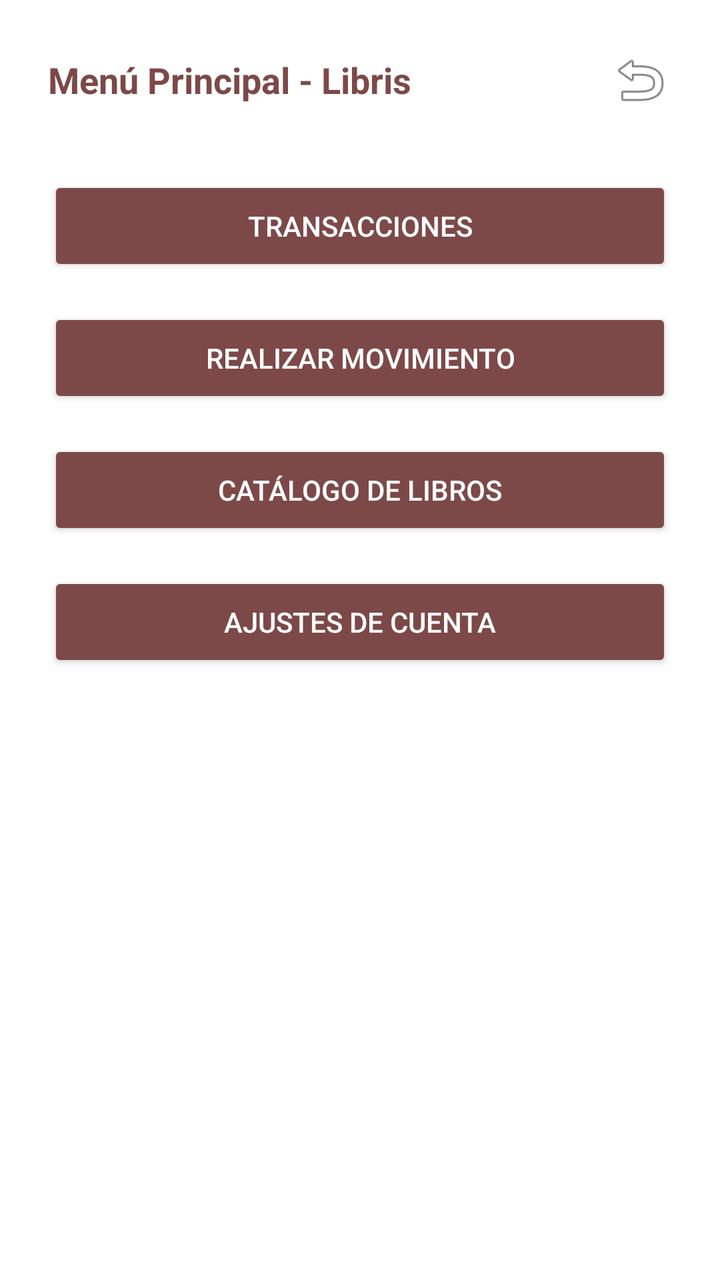
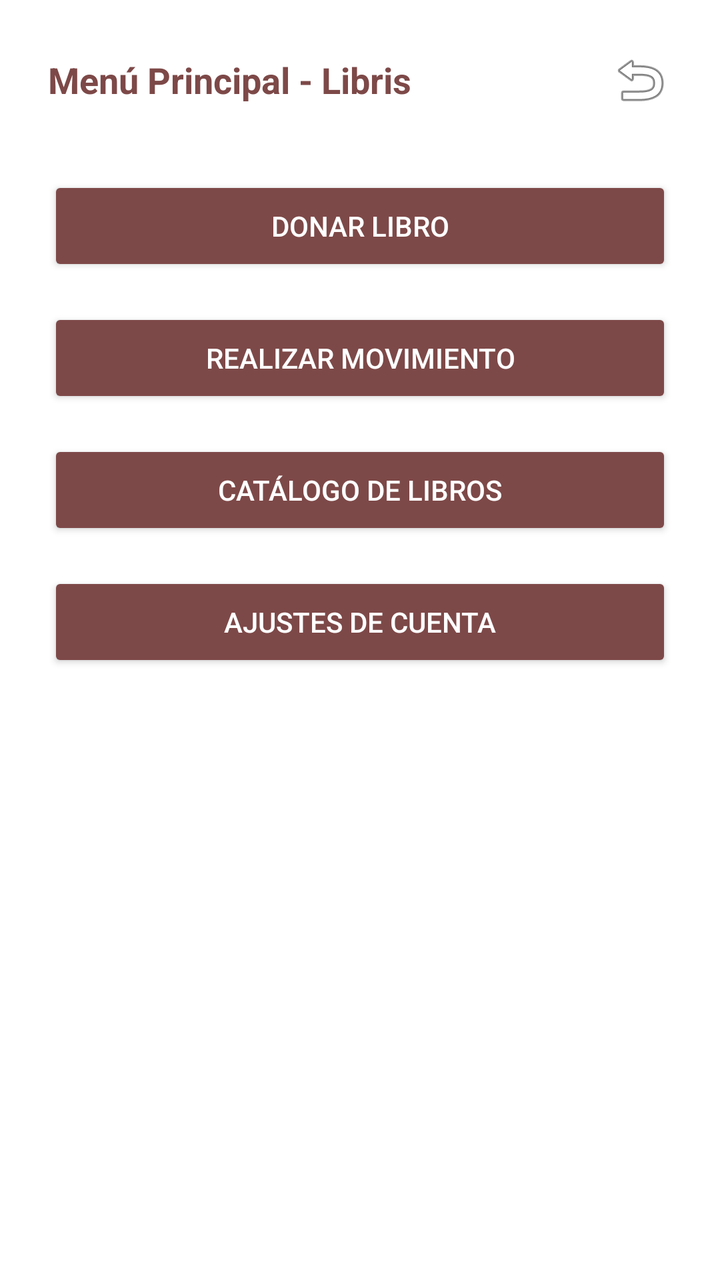

The first picture is an Android layout as it rendered before a commit; the second is the same layout after the commit. The layout source and the unified diff follow.
<!-- AndroidManifest.xml: application theme Theme.LibrisProyecto -->
<!-- res/layout/activity_menu.xml -->
<?xml version="1.0" encoding="utf-8"?>
<LinearLayout xmlns:android="http://schemas.android.com/apk/res/android"
    android:layout_width="match_parent"
    android:layout_height="match_parent"
    android:orientation="vertical"
    android:background="#FFFFFF"
    android:padding="24dp">

    
    <LinearLayout
        android:layout_width="match_parent"
        android:layout_height="wrap_content"
        android:orientation="horizontal"
        android:gravity="center_vertical"
        android:layout_marginBottom="32dp">

        <TextView
            android:layout_width="0dp"
            android:layout_height="wrap_content"
            android:layout_weight="1"
            android:text="Menú Principal - Libris"
            android:textColor="#7D4948"
            android:textSize="18sp"
            android:textStyle="bold" />

        <ImageView
            android:id="@+id/btnSalir"
            android:layout_width="32dp"
            android:layout_height="32dp"
            android:src="@android:drawable/ic_menu_revert"
            android:contentDescription="Salir" />
    </LinearLayout>

    
    <Button
        android:id="@+id/btnTransacciones"
        android:layout_width="match_parent"
        android:layout_height="50dp"
        android:text="Transacciones"
        android:textColor="#FFFFFF"
        android:backgroundTint="#7D4948"
        android:layout_marginBottom="16dp" />

    <Button
        android:id="@+id/btnRealizarMovimiento"
        android:layout_width="match_parent"
        android:layout_height="50dp"
        android:text="Realizar movimiento"
        android:textColor="#FFFFFF"
        android:backgroundTint="#7D4948"
        android:layout_marginBottom="16dp" />

    <Button
        android:id="@+id/btnCatalogo"
        android:layout_width="match_parent"
        android:layout_height="50dp"
        android:text="Catálogo de libros"
        android:textColor="#FFFFFF"
        android:backgroundTint="#7D4948"
        android:layout_marginBottom="16dp" />

    <Button
        android:id="@+id/btnAjustes"
        android:layout_width="match_parent"
        android:layout_height="50dp"
        android:text="Ajustes de cuenta"
        android:textColor="#FFFFFF"
        android:backgroundTint="#7D4948" />

</LinearLayout>
<!-- resources referenced by this layout -->
<resources>
  <style name="Theme.LibrisProyecto" parent="android:Theme.Material.Light.NoActionBar" />
</resources>

<!-- the commit's change to res/layout/activity_menu.xml (unified diff, before → after) -->
@@ -36,7 +36,7 @@
         android:id="@+id/btnTransacciones"
         android:layout_width="match_parent"
         android:layout_height="50dp"
-        android:text="Transacciones"
+        android:text="Donar Libro"
         android:textColor="#FFFFFF"
         android:backgroundTint="#7D4948"
         android:layout_marginBottom="16dp" />
